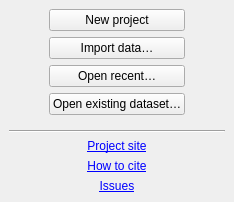
Above: src/rc_metastudio/forms/welcome_page.ui from AliSalman-et-al/rc-metastudio before the change. Below: the same form after it.
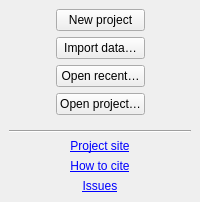
That is the form after the change. Icons and pictures are not drawn.

Commit message: Align project terminology and form labels across desktop workflows

Patch:
```diff
--- a/src/rc_metastudio/forms/welcome_page.ui
+++ b/src/rc_metastudio/forms/welcome_page.ui
@@ -20,7 +20,7 @@
    <string>WizardPage</string>
   </property>
   <property name="title">
-   <string>Start a review</string>
+   <string>Start a project</string>
   </property>
   <layout class="QVBoxLayout" name="workflowPageLayout">
    <property name="leftMargin"><number>0</number></property>
@@ -88,7 +88,7 @@
        <item>
         <widget class="QPushButton" name="open_btn">
          <property name="text">
-          <string>Open existing dataset…</string>
+          <string>Open project…</string>
          </property>
          <property name="icon">
           <iconset resource="../images/icons.qrc">
```
The commit also changes 8 other files.
